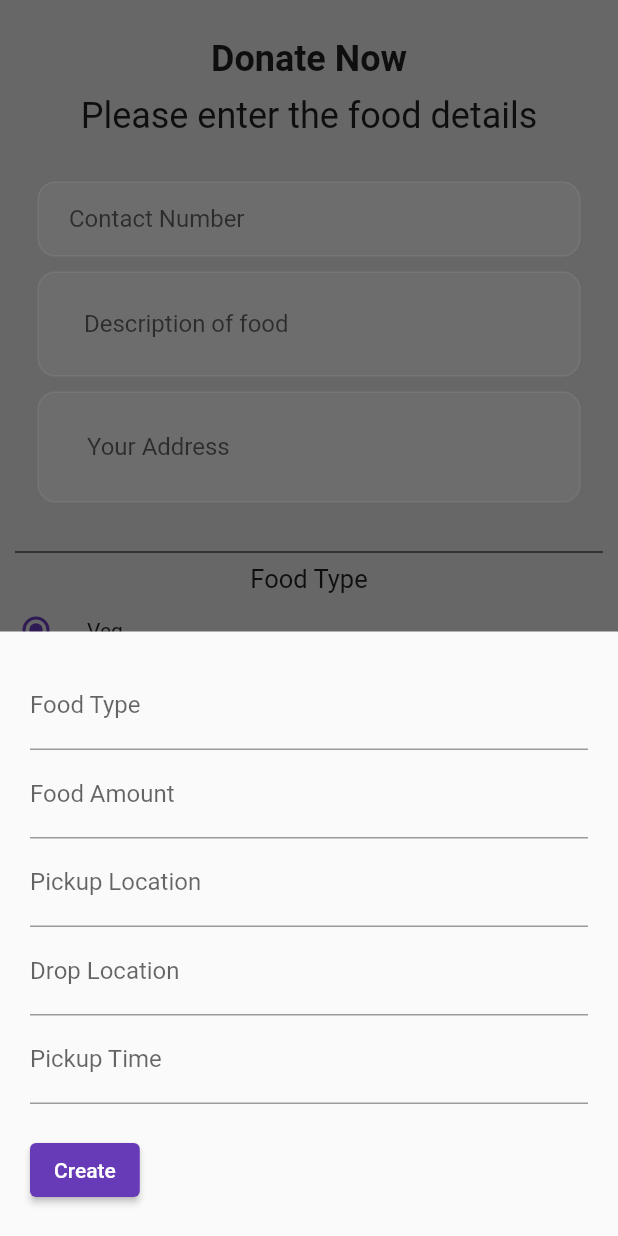
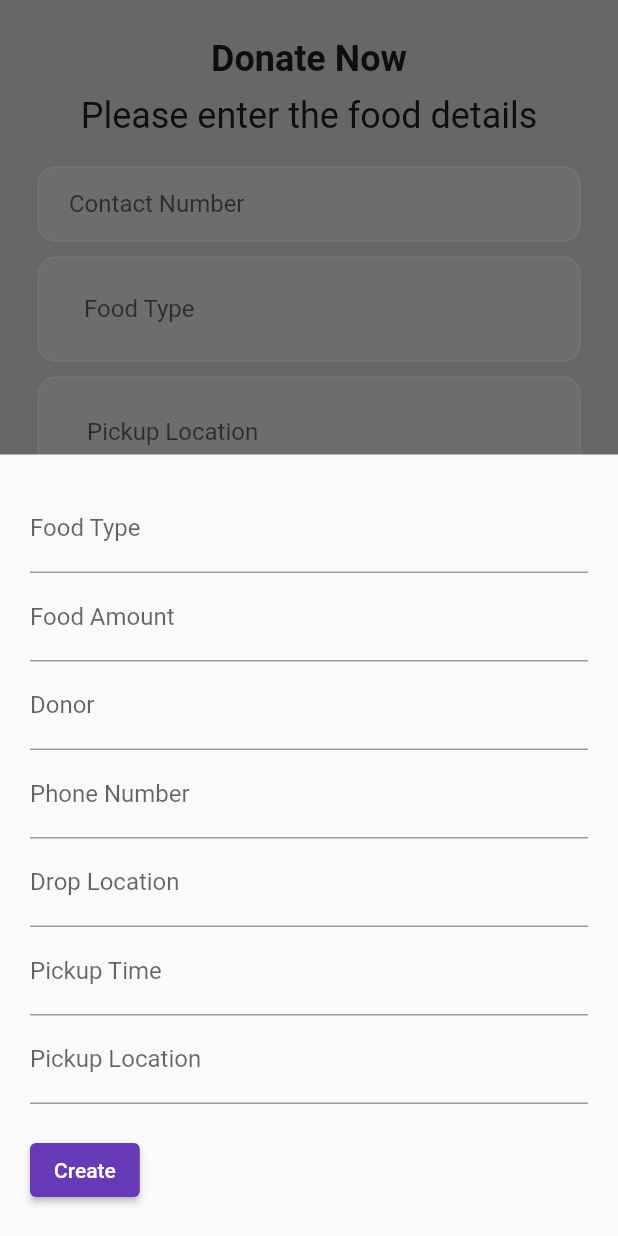
Before and after one commit to SauravSushil/FEED-App, a Flutter app: the DonatePage screen opened by its route, after a tap on "Donate", on a phone screen of 412 x 824 dp. Run offline on Flutter 3.47's test engine with Material 2 defaults, Android fonts, the phone set to English and light mode, and no system bars; our stand-ins replace cloud_firestore, firebase_auth, firebase_core, google_fonts; accounts and stored records are empty.

```diff
--- a/lib/Donatepage.dart
+++ b/lib/Donatepage.dart
@@ -20,10 +20,12 @@ class _DonatePageState extends State<DonatePage> {
 
   final TextEditingController _foodTypeController = TextEditingController();
   final TextEditingController _foodAmtController = TextEditingController();
+  final TextEditingController _donorController = TextEditingController();
+  final TextEditingController _phNumController = TextEditingController();
+  final TextEditingController _pTimeController = TextEditingController();
+  final TextEditingController _pDateController = TextEditingController();
   final TextEditingController _pLocationController = TextEditingController();
-  final TextEditingController _dLocationController = TextEditingController();
-  final TextEditingController _pTimeController = TextEditingController();
-  final TextEditingController _phNumController = TextEditingController();
+
 
   Future<void> _create([DocumentSnapshot? documentSnapshot]) async {
 
@@ -54,16 +56,24 @@ class _DonatePageState extends State<DonatePage> {
                   ),
                 ),
                 TextField(
-                  controller: _pLocationController,
-                  decoration: const InputDecoration(labelText: 'Pickup Location'),
+                  controller: _donorController,
+                  decoration: const InputDecoration(labelText: 'Donor'),
                 ),
                 TextField(
-                  controller: _dLocationController,
+                  controller: _phNumController,
+                  decoration: const InputDecoration(labelText: 'Phone Number'),
+                ),
+                TextField(
+                  controller: _pDateController,
                   decoration: const InputDecoration(labelText: 'Drop Location'),
                 ),
                 TextField(
                   controller: _pTimeController,
                   decoration: const InputDecoration(labelText: 'Pickup Time'),
+                ),
+                TextField(
+                  controller: _pLocationController,
+                  decoration: const InputDecoration(labelText: 'Pickup Location'),
                 ),
                 const SizedBox(
                   height: 20,
@@ -73,7 +83,7 @@ class _DonatePageState extends State<DonatePage> {
                   onPressed: () async {
                     final String foodType = _foodTypeController.text;
                     final String pLocation = _pLocationController.text;
-                    final String dLocation = _dLocationController.text;
+                    final String pDate = _pDateController.text;
                     final String pTime = _pTimeController.text;
                     final String phNum = _phNumController.text;
                     final double? foodAmt =
@@ -84,7 +94,7 @@ class _DonatePageState extends State<DonatePage> {
                       _foodTypeController.text = '';
                       _foodAmtController.text = '';
                       _pLocationController.text = '';
-                      _dLocationController.text = '';
+                      _pDateController.text = '';
                       _pTimeController.text = '';
                       _phNumController.text = '';
                       Navigator.of(context).pop();
@@ -140,11 +150,6 @@ class _DonatePageState extends State<DonatePage> {
               const SizedBox(
                 height: 20,
               ),
-
-              const SizedBox(
-                height: 10,
-              ),
-
               //contact info
               Padding(
                 padding: const EdgeInsets.symmetric(horizontal: 25.0),
@@ -184,7 +189,7 @@ class _DonatePageState extends State<DonatePage> {
                         child: TextField(
                           decoration: InputDecoration(
                               border: InputBorder.none,
-                              hintText: 'Description of food'),
+                              hintText: 'Food Type'),
                         ),
                       ),
                     )),
@@ -208,7 +213,7 @@ class _DonatePageState extends State<DonatePage> {
                       padding: EdgeInsets.all(12),
                       child: TextField(
                         decoration: InputDecoration(
-                            border: InputBorder.none, hintText: 'Your Address'),
+                            border: InputBorder.none, hintText: 'Pickup Location'),
                       ),
                     ),
                   ),
```
Also changed, not shown: lib/donations_page.dart (+21 -21 lines), lib/receiver_page.dart (+17 -16 lines), 2 other files.
